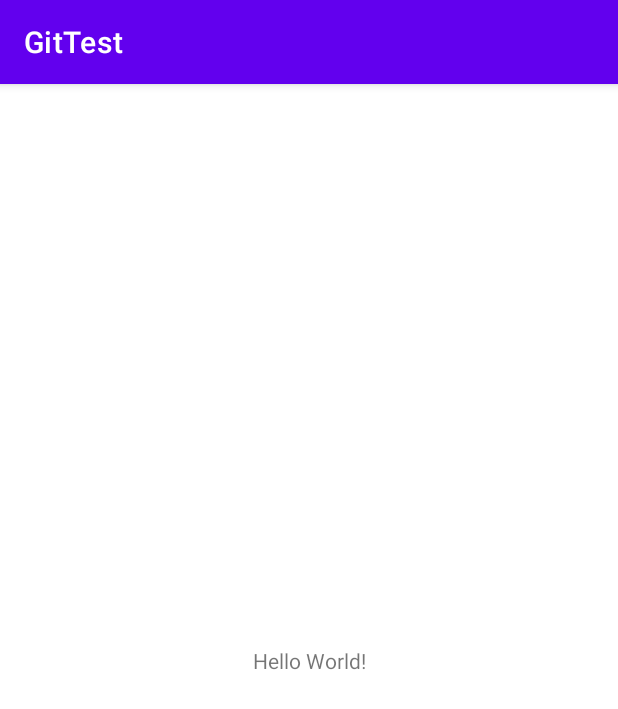
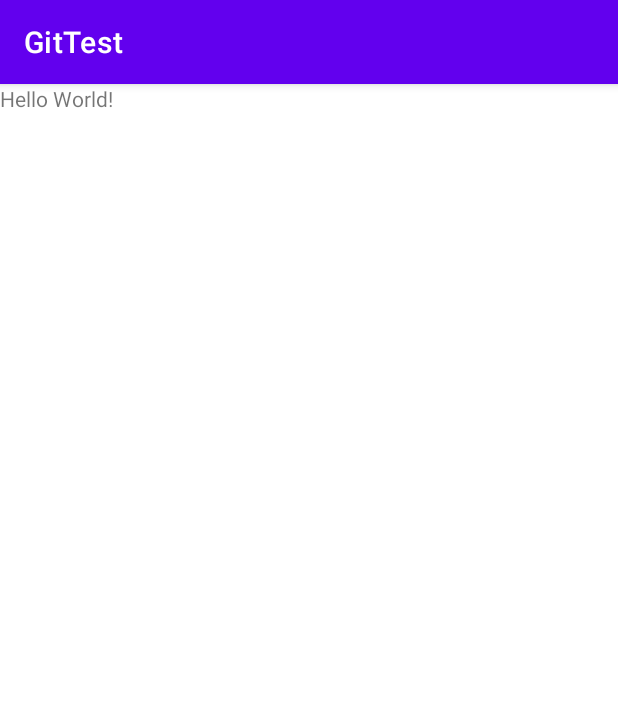
Before and after one commit to NOERROREXIST/test, an Android app: the screen it shows after launch (MainActivity), on a phone screen of 412 x 824 dp. Shown: the top 709 px of the screen. Run offline under Robolectric (Android 15) with nearby library versions, the phone set to English and light mode, and no system bars.

Commit message:
initial commit

```diff
--- a/app/src/main/java/com/example/gittest/MainActivity.java
+++ b/app/src/main/java/com/example/gittest/MainActivity.java
@@ -2,7 +2,9 @@ package com.example.gittest;
 
 import androidx.appcompat.app.AppCompatActivity;
 
+import android.annotation.SuppressLint;
 import android.os.Bundle;
+import android.widget.TextView;
 
 public class MainActivity extends AppCompatActivity {
 
@@ -10,5 +12,7 @@ public class MainActivity extends AppCompatActivity {
     protected void onCreate(Bundle savedInstanceState) {
         super.onCreate(savedInstanceState);
         setContentView(R.layout.activity_main);
+
+        @SuppressLint({"MissingInflatedId", "LocalSuppress"}) TextView tv_test = findViewById(R.id.tv_test);
     }
 }
--- a/app/src/main/res/layout/activity_main.xml
+++ b/app/src/main/res/layout/activity_main.xml
@@ -1,18 +1,15 @@
 <?xml version="1.0" encoding="utf-8"?>
-<androidx.constraintlayout.widget.ConstraintLayout xmlns:android="http://schemas.android.com/apk/res/android"
+<LinearLayout xmlns:android="http://schemas.android.com/apk/res/android"
     xmlns:app="http://schemas.android.com/apk/res-auto"
     xmlns:tools="http://schemas.android.com/tools"
     android:layout_width="match_parent"
-    android:layout_height="match_parent"
-    tools:context=".MainActivity">
+    android:layout_height="match_parent">
 
     <TextView
+        android:id="@+id/tv_test"
         android:layout_width="wrap_content"
         android:layout_height="wrap_content"
         android:text="Hello World!"
-        app:layout_constraintBottom_toBottomOf="parent"
-        app:layout_constraintEnd_toEndOf="parent"
-        app:layout_constraintStart_toStartOf="parent"
-        app:layout_constraintTop_toTopOf="parent" />
+  />
 
-</androidx.constraintlayout.widget.ConstraintLayout>
+</LinearLayout>
```
